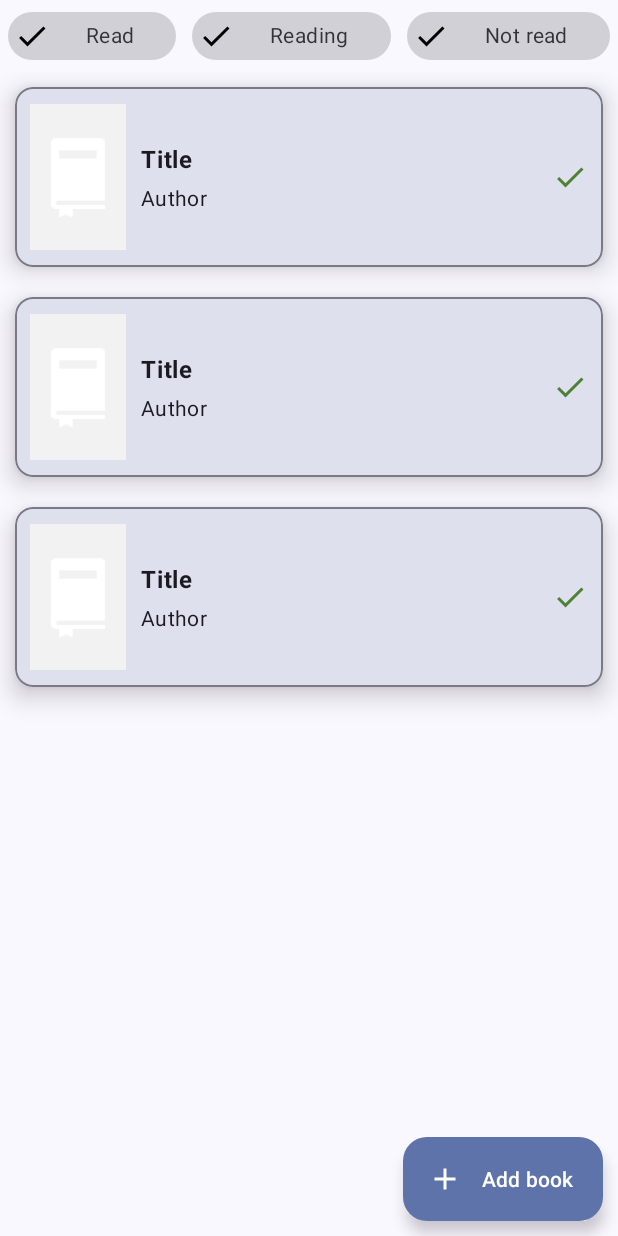
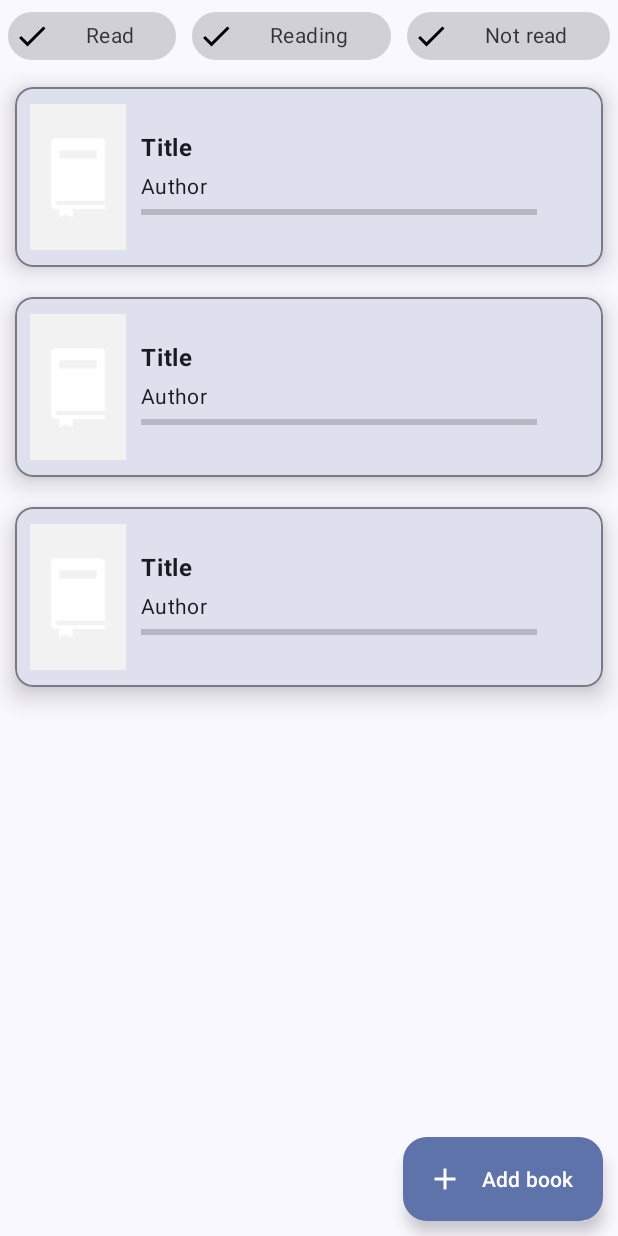
Before and after one commit to enricobolzonello/BookTracker, an Android app: the layout fragment_library.xml on its own in the app's theme, with its tools: preview values and no code run, on a phone screen of 412 x 824 dp. Run offline under Robolectric (Android 15) with nearby library versions, the phone set to English and light mode, and no system bars.

Commit message:
book detail xml

```diff
--- a/app/src/main/java/com/unipd/booktracker/fragments/LibraryFragment.kt
+++ b/app/src/main/java/com/unipd/booktracker/fragments/LibraryFragment.kt
@@ -13,6 +13,7 @@ import androidx.lifecycle.ViewModelProvider
 import androidx.lifecycle.lifecycleScope
 import androidx.navigation.fragment.findNavController
 import androidx.recyclerview.widget.RecyclerView
+import com.google.android.material.card.MaterialCardView
 import com.google.android.material.floatingactionbutton.ExtendedFloatingActionButton
 import com.unipd.booktracker.*
 import kotlinx.coroutines.Dispatchers
@@ -81,6 +82,10 @@ class LibraryFragment : Fragment() {
                 super.onScrollStateChanged(recyclerView, newState)
             }
         })
+
+        // go to BookDetailFragment when clicking card
+        val card = view.findViewById<MaterialCardView>(R.id.cv_book)
+        card.setOnClickListener { findNavController().navigate(R.id.action_navigation_library_to_navigation_book_detail) }
     }
 
     override fun onCreateOptionsMenu(menu: Menu, inflater: MenuInflater) {
--- a/app/src/main/res/layout/book_card.xml
+++ b/app/src/main/res/layout/book_card.xml
@@ -49,15 +49,24 @@
                 android:maxLines="1"
                 android:textAppearance="@style/TextAppearance.Material3.BodyMedium" />
 
+            <ProgressBar
+                android:id="@+id/progressBar"
+                style="?android:attr/progressBarStyleHorizontal"
+                android:layout_width="match_parent"
+                android:layout_height="wrap_content"
+                android:indeterminate="false"
+                android:progress="0" />
+
         </LinearLayout>
 
         <ImageView
             android:id="@+id/iv_book_state"
             android:layout_width="wrap_content"
             android:layout_height="wrap_content"
+            android:layout_gravity="center_vertical"
+            android:contentDescription="@string/state_description"
             android:src="@drawable/ic_baseline_done_24"
-            android:layout_gravity="center_vertical"
-            android:contentDescription="@string/state_description"/>
+            android:visibility="invisible" />
 
     </LinearLayout>
 
--- a/app/src/main/res/values/dimen.xml
+++ b/app/src/main/res/values/dimen.xml
@@ -5,5 +5,5 @@
     <dimen name="card_elevation">10dp</dimen>
     <dimen name="thumb_prev_height">100dp</dimen>
     <dimen name="thumb_prev_width">64dp</dimen>
-    <dimen name="elevation">10dp</dimen>
+    <dimen name="elevation">1dp</dimen>
 </resources>
```
Also changed, not shown: app/src/main/res/values/strings.xml (+11 -0 lines).
